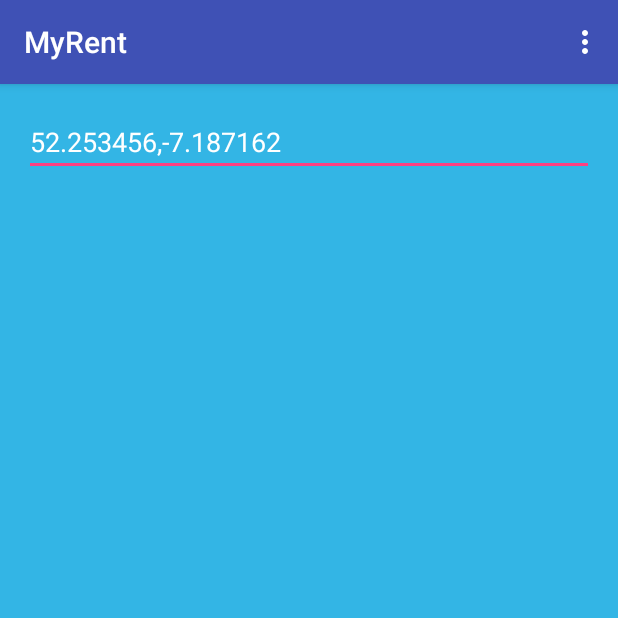
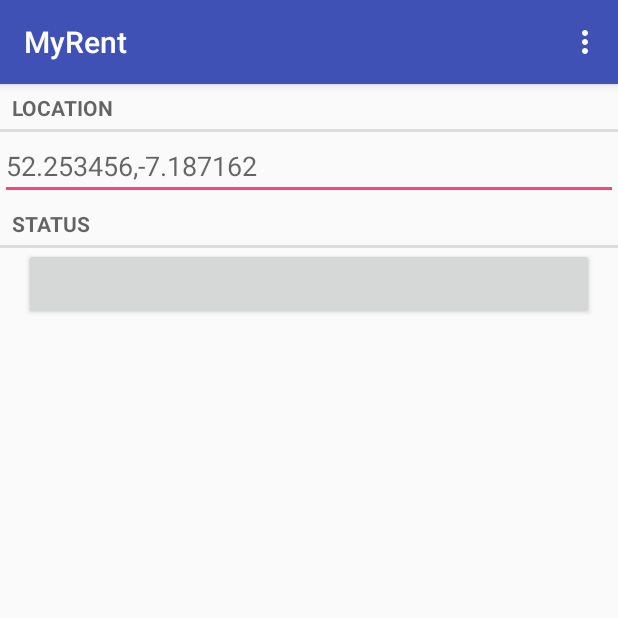
Before and after one commit to austincunningham/Android-MyRent, an Android app: the screen it shows after launch (MyRentActivity), on a phone screen of 412 x 824 dp, the top half of it. Run offline under Robolectric (Android 15) with nearby library versions, the phone set to English and light mode, and no system bars.

Commit message:
added a button textviews

```diff
--- a/app/src/main/java/org/wit/myrent/activities/MyRentActivity.java
+++ b/app/src/main/java/org/wit/myrent/activities/MyRentActivity.java
@@ -19,7 +19,7 @@ public class MyRentActivity extends AppCompatActivity implements TextWatcher {
     @Override
     protected void onCreate(Bundle savedInstanceState) {
         super.onCreate(savedInstanceState);
-        setContentView(R.layout.activity_myrent);
+        setContentView(R.layout.activity_residence);
 
         geolocation = (EditText) findViewById(R.id.geolocation);
         residence = new Residence();
--- a/app/src/main/res/layout/activity_myrent.xml
+++ /dev/null
@@ -1,23 +0,0 @@
-<?xml version="1.0" encoding="utf-8"?>
-<RelativeLayout xmlns:android="http://schemas.android.com/apk/res/android"
-    xmlns:tools="http://schemas.android.com/tools"
-    android:layout_width="match_parent"
-    android:layout_height="match_parent"
-    android:background="@color/blue"
-    android:paddingBottom="@dimen/activity_vertical_margin"
-    android:paddingLeft="@dimen/activity_horizontal_margin"
-    android:paddingRight="@dimen/activity_horizontal_margin"
-    android:paddingTop="@dimen/activity_vertical_margin"
-    tools:context=".activities.MyRentActivity" >
-
-    <EditText
-        android:id="@+id/geolocation"
-        android:layout_width="match_parent"
-        android:layout_height="wrap_content"
-        android:layout_alignParentLeft="true"
-        android:layout_alignParentRight="true"
-        android:hint="@string/geolocation_hint"
-        android:textColorHint="@color/white"
-        android:textColor="@color/white"/>
-
-</RelativeLayout>
--- /dev/null
+++ b/app/src/main/res/layout/activity_residence.xml
@@ -0,0 +1,37 @@
+<?xml version="1.0" encoding="utf-8"?>
+<LinearLayout xmlns:android="http://schemas.android.com/apk/res/android"
+    android:layout_width="match_parent"
+    android:layout_height="match_parent"
+    android:orientation="vertical">
+
+    <TextView
+        android:layout_width="match_parent"
+        android:layout_height="wrap_content"
+        android:text="@string/location"
+        android:id="@+id/textView"
+        style="?android:listSeparatorTextViewStyle"/>
+
+    <EditText
+        android:id="@+id/geolocation"
+        android:layout_width="match_parent"
+        android:layout_height="wrap_content"
+        android:hint="@string/geolocation_hint" />
+
+    <TextView
+        android:layout_width="match_parent"
+        android:layout_height="wrap_content"
+        android:text="@string/status"
+        android:id="@+id/textView2"
+        style="?android:listSeparatorTextViewStyle"
+        />
+
+    <Button
+        android:layout_width="match_parent"
+        android:layout_height="wrap_content"
+        android:text="@string/registration_date"
+        android:id="@+id/button"
+        android:layout_marginLeft="16dp"
+        android:layout_marginRight="16dp"
+        />
+
+</LinearLayout>
--- a/app/src/main/res/values/strings.xml
+++ b/app/src/main/res/values/strings.xml
@@ -4,5 +4,8 @@
     <string name="title_activity_myrent">MyRentActivity</string>
     <string name="geolocation_hint">52.253456,-7.187162</string>
     <string name="action_settings">Settings</string>
+    <string name="registration_date" />
+    <string name="location">Location</string>
+    <string name="status">Status</string>
 
 </resources>
```
